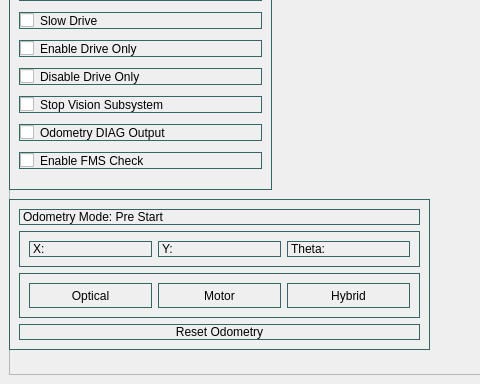
This is src/DriverStation/ui/driver_station.ui in Cenzell/KSU-Storm as Qt 5 draws it before an edit; both pictures show x 0 to 480 and y 250 to 634 of the 1141 by 634 pixel window. The edited form follows.
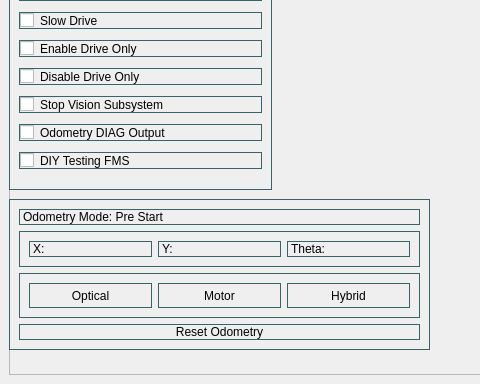
This is the edited form.

Diff of the .ui file:
```diff
--- a/src/DriverStation/ui/driver_station.ui
+++ b/src/DriverStation/ui/driver_station.ui
@@ -280,17 +280,7 @@
         <rect>
          <x>265</x>
          <y>120</y>
-         <width>471</width>
-         <height>311</height>
-        </rect>
-       </property>
-      </widget>
-      <widget class="QWidget" name="main_camera_placeholder" native="true">
-       <property name="geometry">
-        <rect>
-         <x>740</x>
-         <y>120</y>
-         <width>141</width>
+         <width>621</width>
          <height>311</height>
         </rect>
        </property>
@@ -510,7 +500,7 @@
         <item row="6" column="0">
          <widget class="QCheckBox" name="checkBox">
           <property name="text">
-           <string>Enable FMS Check</string>
+           <string>DIY Testing FMS</string>
           </property>
          </widget>
         </item>
```
